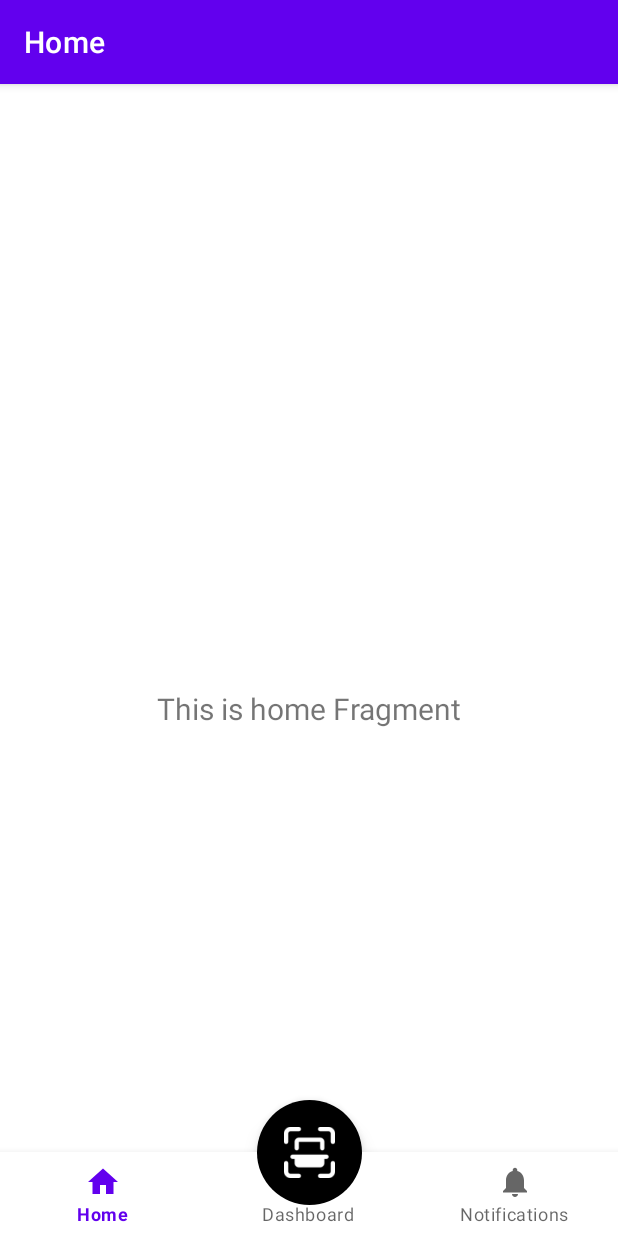
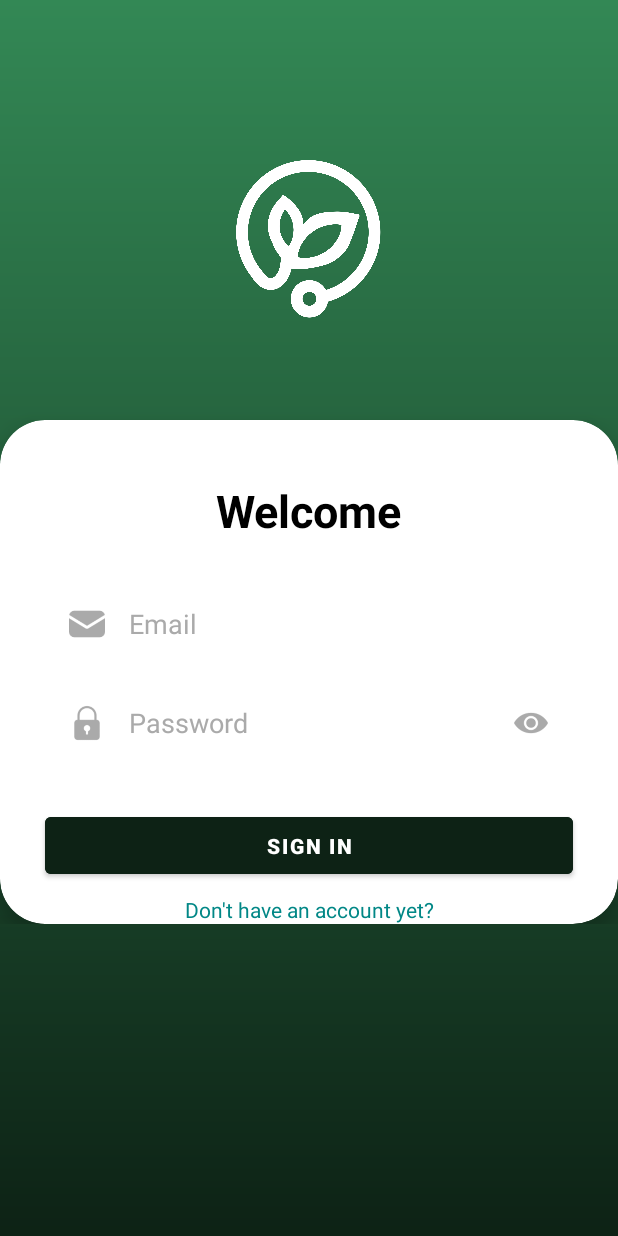
Before and after one commit to LokaFresh-Inventory/InventoryApp, an Android app: the screen it shows after launch (MainActivity before the commit, LoginActivity after it), on a phone screen of 412 x 824 dp. Run offline under Robolectric (Android 15) with nearby library versions, the phone set to English and light mode, and no system bars.

Commit message:
feat(auth): add login and register

```diff
--- a/app/build.gradle.kts
+++ b/app/build.gradle.kts
@@ -48,6 +48,7 @@ dependencies {
     implementation(libs.androidx.lifecycle.viewmodel.ktx)
     implementation(libs.androidx.navigation.fragment.ktx)
     implementation(libs.androidx.navigation.ui.ktx)
+    implementation(libs.androidx.activity)
     testImplementation(libs.junit)
     androidTestImplementation(libs.androidx.junit)
     androidTestImplementation(libs.androidx.espresso.core)
--- a/app/src/main/AndroidManifest.xml
+++ b/app/src/main/AndroidManifest.xml
@@ -13,7 +13,13 @@
         android:theme="@style/Theme.LokaFreshInventory"
         tools:targetApi="31">
         <activity
+            android:name=".ui.register.RegisterActivity"
+            android:exported="false" />
+        <activity
             android:name=".MainActivity"
+            android:exported="false" />
+        <activity
+            android:name=".ui.login.LoginActivity"
             android:exported="true"
             android:label="@string/app_name">
             <intent-filter>
--- /dev/null
+++ b/app/src/main/java/com/lokatani/lokafreshinventory/ui/login/LoginActivity.kt
@@ -0,0 +1,32 @@
+package com.lokatani.lokafreshinventory.ui.login
+
+import android.os.Bundle
+import android.text.InputType
+import androidx.appcompat.app.AppCompatActivity
+import com.lokatani.lokafreshinventory.R
+import com.lokatani.lokafreshinventory.databinding.ActivityLoginBinding
+
+class LoginActivity : AppCompatActivity() {
+    private lateinit var binding: ActivityLoginBinding
+    private var isPasswordVisible = false
+
+    override fun onCreate(savedInstanceState: Bundle?) {
+        super.onCreate(savedInstanceState)
+        binding = ActivityLoginBinding.inflate(layoutInflater)
+        setContentView(binding.root)
+
+        binding.showPasswordButton.setOnClickListener {
+            isPasswordVisible = !isPasswordVisible
+            if (isPasswordVisible) {
+                binding.etPassword.inputType =
+                    InputType.TYPE_CLASS_TEXT or InputType.TYPE_TEXT_VARIATION_VISIBLE_PASSWORD
+                binding.showPasswordButton.setImageResource(R.drawable.eye)
+            } else {
+                binding.etPassword.inputType =
+                    InputType.TYPE_CLASS_TEXT or InputType.TYPE_TEXT_VARIATION_PASSWORD
+                binding.showPasswordButton.setImageResource(R.drawable.eye_hidden)
+            }
+            binding.etPassword.setSelection(binding.etPassword.text.length)
+        }
+    }
+}
--- /dev/null
+++ b/app/src/main/res/drawable/background_color.xml
@@ -0,0 +1,7 @@
+<?xml version="1.0" encoding="utf-8"?>
+<shape xmlns:android="http://schemas.android.com/apk/res/android">
+    <gradient
+        android:startColor="@color/hijau1"
+        android:endColor="@color/hijau2"
+        android:angle="270" />
+</shape>
--- a/app/src/main/res/drawable/rounded_button_background.xml
+++ b/app/src/main/res/drawable/rounded_button_background.xml
@@ -1,7 +1,5 @@
 <shape xmlns:android="http://schemas.android.com/apk/res/android">
-    <!-- Warna latar belakang -->
     <solid android:color="@color/white" />
 
-    <!-- Sudut melingkar -->
-    <corners android:radius="56dp" />
+    <corners android:topLeftRadius="30dp" android:topRightRadius="30dp"/>
 </shape>
--- /dev/null
+++ b/app/src/main/res/layout/activity_login.xml
@@ -0,0 +1,193 @@
+<androidx.constraintlayout.widget.ConstraintLayout
+    xmlns:android="http://schemas.android.com/apk/res/android"
+    xmlns:app="http://schemas.android.com/apk/res-auto"
+    xmlns:tools="http://schemas.android.com/tools"
+    android:layout_width="match_parent"
+    android:layout_height="match_parent"
+    android:background="@drawable/background_color"
+    tools:context=".ui.login.LoginActivity">
+
+    <ScrollView
+        android:layout_width="match_parent"
+        android:layout_height="match_parent"
+        android:fillViewport="true"
+        android:paddingBottom="24dp">
+
+        <LinearLayout
+            android:layout_width="match_parent"
+            android:layout_height="wrap_content"
+            android:orientation="vertical"
+            android:paddingBottom="24dp">
+
+            <androidx.constraintlayout.widget.ConstraintLayout
+                android:layout_width="match_parent"
+                android:layout_height="wrap_content">
+
+                <!-- Logo -->
+                <ImageView
+                    android:id="@+id/logoImage"
+                    android:layout_width="120dp"
+                    android:layout_height="120dp"
+                    android:src="@drawable/logo_white"
+                    app:layout_constraintTop_toTopOf="parent"
+                    app:layout_constraintStart_toStartOf="parent"
+                    app:layout_constraintEnd_toEndOf="parent"
+                    android:layout_marginTop="100dp" />
+
+                <androidx.cardview.widget.CardView
+                    android:id="@+id/card_login"
+                    android:layout_width="match_parent"
+                    android:layout_height="match_parent"
+                    android:layout_marginTop="60dp"
+                    android:padding="16dp"
+                    app:cardBackgroundColor="@android:color/white"
+                    app:cardCornerRadius="30dp"
+                    app:cardElevation="8dp"
+                    app:layout_constraintVertical_bias="0.0"
+                    app:layout_constraintEnd_toEndOf="parent"
+                    app:layout_constraintStart_toStartOf="parent"
+                    app:layout_constraintBottom_toBottomOf="parent"
+                    app:layout_constraintTop_toBottomOf="@id/logoImage">
+
+                    <androidx.constraintlayout.widget.ConstraintLayout
+                        android:layout_width="match_parent"
+                        android:layout_height="match_parent">
+
+                        <!-- Title -->
+                        <TextView
+                            android:id="@+id/tvWelcome"
+                            android:layout_width="wrap_content"
+                            android:layout_height="wrap_content"
+                            android:text="Welcome"
+                            android:textColor="@android:color/black"
+                            android:textSize="30sp"
+                            android:textStyle="bold"
+                            android:paddingTop="40dp"
+                            app:layout_constraintEnd_toEndOf="parent"
+                            app:layout_constraintStart_toStartOf="parent"
+                            app:layout_constraintTop_toTopOf="parent" />
+
+                        <!-- Container Email -->
+                        <androidx.constraintlayout.widget.ConstraintLayout
+                            android:id="@+id/emailContainer"
+                            android:layout_width="0dp"
+                            android:layout_height="50dp"
+                            android:background="@android:color/white"
+                            android:layout_marginHorizontal="30dp"
+                            android:layout_marginTop="30dp"
+                            app:layout_constraintEnd_toEndOf="parent"
+                            app:layout_constraintStart_toStartOf="parent"
+                            app:layout_constraintTop_toBottomOf="@id/tvWelcome">
+
+                            <ImageView
+                                android:id="@+id/emailIcon"
+                                android:layout_width="24dp"
+                                android:layout_height="24dp"
+                                android:src="@drawable/email"
+                                android:layout_marginStart="16dp"
+                                app:layout_constraintStart_toStartOf="parent"
+                                app:layout_constraintTop_toTopOf="parent"
+                                app:layout_constraintBottom_toBottomOf="parent"
+                                app:tint="@android:color/darker_gray" />
+
+                            <EditText
+                                android:id="@+id/etEmail"
+                                android:layout_width="0dp"
+                                android:layout_height="50dp"
+                                android:background="@android:color/transparent"
+                                android:hint="@string/email"
+                                android:textColorHint="@android:color/darker_gray"
+                                android:textColor="@android:color/black"
+                                android:inputType="textEmailAddress"
+                                android:paddingStart="16dp"
+                                android:paddingEnd="16dp"
+                                app:layout_constraintStart_toEndOf="@id/emailIcon"
+                                app:layout_constraintEnd_toEndOf="parent"
+                                app:layout_constraintTop_toTopOf="parent"
+                                app:layout_constraintBottom_toBottomOf="parent" />
+                        </androidx.constraintlayout.widget.ConstraintLayout>
+
+                        <!-- Container Password -->
+                        <androidx.constraintlayout.widget.ConstraintLayout
+                            android:id="@+id/passwordContainer"
+                            android:layout_width="0dp"
+                            android:layout_height="50dp"
+                            android:background="@android:color/white"
+                            android:layout_marginHorizontal="30dp"
+                            android:layout_marginTop="16dp"
+                            app:layout_constraintEnd_toEndOf="parent"
+                            app:layout_constraintStart_toStartOf="parent"
+                            app:layout_constraintTop_toBottomOf="@id/emailContainer">
+
+                            <ImageView
+                                android:id="@+id/passwordIcon"
+                                android:layout_width="24dp"
+                                android:layout_height="24dp"
+                                android:src="@drawable/password"
+                                android:layout_marginStart="16dp"
+                                app:layout_constraintStart_toStartOf="parent"
+                                app:layout_constraintTop_toTopOf="parent"
+                                app:layout_constraintBottom_toBottomOf="parent"
+                                app:tint="@android:color/darker_gray" />
+
+                            <EditText
+                                android:id="@+id/etPassword"
+                                android:layout_width="0dp"
+                                android:layout_height="50dp"
+                                android:background="@android:color/transparent"
+                                android:hint="@string/password"
+                                android:textColorHint="@android:color/darker_gray"
+                                android:inputType="textPassword"
+                                android:paddingStart="16dp"
+                                android:paddingEnd="16dp"
+                                android:textColor="@color/hijau2"
+                                app:layout_constraintStart_toEndOf="@id/passwordIcon"
+                                app:layout_constraintEnd_toEndOf="parent"
+                                app:layout_constraintTop_toTopOf="parent"
+                                app:layout_constraintBottom_toBottomOf="parent" />
+                            <ImageView
+                                android:id="@+id/showPasswordButton"
+                                android:layout_width="24dp"
+                                android:layout_height="24dp"
+                                android:src="@drawable/eye"
+                                app:layout_constraintEnd_toEndOf="parent"
+                                app:layout_constraintTop_toTopOf="parent"
+                                app:layout_constraintBottom_toBottomOf="parent"
+                                android:layout_marginEnd="16dp"
+                                app:tint="@android:color/darker_gray" />
+                        </androidx.constraintlayout.widget.ConstraintLayout>
+
+                        <!-- Button Login -->
+                        <Button
+                            android:id="@+id/btnLogin"
+                            android:layout_width="0dp"
+                            android:layout_height="50dp"
+                            android:layout_marginTop="32dp"
+                            android:backgroundTint="@color/hijau2"
+                            android:text="Sign In"
+                            android:textColor="@android:color/white"
+                            android:textStyle="bold"
+                            android:layout_marginHorizontal="30dp"
+                            app:layout_constraintEnd_toEndOf="parent"
+                            app:layout_constraintStart_toStartOf="parent"
+                            app:layout_constraintTop_toBottomOf="@id/passwordContainer" />
+
+                        <!-- Register -->
+                        <TextView
+                            android:id="@+id/btnRegister"
+                            android:layout_width="wrap_content"
+                            android:layout_height="wrap_content"
+                            android:layout_marginTop="8dp"
+                            android:text="Don't have an account yet?"
+                            android:textColor="@color/teal_700"
+                            android:textSize="14sp"
+                            app:layout_constraintEnd_toEndOf="parent"
+                            app:layout_constraintStart_toStartOf="parent"
+                            app:layout_constraintTop_toBottomOf="@id/btnLogin" />
+
+                    </androidx.constraintlayout.widget.ConstraintLayout>
+                </androidx.cardview.widget.CardView>
+            </androidx.constraintlayout.widget.ConstraintLayout>
+        </LinearLayout>
+    </ScrollView>
+</androidx.constraintlayout.widget.ConstraintLayout>
--- a/app/src/main/res/layout/activity_main.xml
+++ b/app/src/main/res/layout/activity_main.xml
@@ -3,8 +3,7 @@
     xmlns:app="http://schemas.android.com/apk/res-auto"
     android:id="@+id/container"
     android:layout_width="match_parent"
-    android:layout_height="match_parent"
-    android:paddingTop="?attr/actionBarSize">
+    android:layout_height="match_parent">
 
     <com.google.android.material.bottomnavigation.BottomNavigationView
         android:id="@+id/nav_view"
--- a/app/src/main/res/values/colors.xml
+++ b/app/src/main/res/values/colors.xml
@@ -7,4 +7,6 @@
     <color name="teal_700">#FF018786</color>
     <color name="black">#FF000000</color>
     <color name="white">#FFFFFFFF</color>
+    <color name="hijau1">#338855</color>
+    <color name="hijau2">#0D2215</color>
 </resources>
--- a/app/src/main/res/values/strings.xml
+++ b/app/src/main/res/values/strings.xml
@@ -3,4 +3,9 @@
     <string name="title_home">Home</string>
     <string name="title_dashboard">Dashboard</string>
     <string name="title_notifications">Notifications</string>
+    <string name="login">Login</string>
+    <string name="name">Name</string>
+    <string name="email">Email</string>
+    <string name="password">Password</string>
+    <string name="sign_up">Don’t have account yet?</string>
 </resources>
--- a/app/src/main/res/values/themes.xml
+++ b/app/src/main/res/values/themes.xml
@@ -1,6 +1,6 @@
 <resources xmlns:tools="http://schemas.android.com/tools">
     <!-- Base application theme. -->
-    <style name="Theme.LokaFreshInventory" parent="Theme.MaterialComponents.DayNight.DarkActionBar">
+    <style name="Theme.LokaFreshInventory" parent="Theme.MaterialComponents.DayNight.NoActionBar">
         <!-- Primary brand color. -->
         <item name="colorPrimary">@color/purple_500</item>
         <item name="colorPrimaryVariant">@color/purple_700</item>
--- a/gradle/libs.versions.toml
+++ b/gradle/libs.versions.toml
@@ -12,6 +12,7 @@ lifecycleLivedataKtx = "2.8.7"
 lifecycleViewmodelKtx = "2.8.7"
 navigationFragmentKtx = "2.8.9"
 navigationUiKtx = "2.8.9"
+activity = "1.8.0"
 
 [libraries]
 androidx-core-ktx = { group = "androidx.core", name = "core-ktx", version.ref = "coreKtx" }
@@ -25,6 +26,7 @@ androidx-lifecycle-livedata-ktx = { group = "androidx.lifecycle", name = "lifecy
 androidx-lifecycle-viewmodel-ktx = { group = "androidx.lifecycle", name = "lifecycle-viewmodel-ktx", version.ref = "lifecycleViewmodelKtx" }
 androidx-navigation-fragment-ktx = { group = "androidx.navigation", name = "navigation-fragment-ktx", version.ref = "navigationFragmentKtx" }
 androidx-navigation-ui-ktx = { group = "androidx.navigation", name = "navigation-ui-ktx", version.ref = "navigationUiKtx" }
+androidx-activity = { group = "androidx.activity", name = "activity", version.ref = "activity" }
 
 [plugins]
 android-application = { id = "com.android.application", version.ref = "agp" }
```
Also changed, not shown: app/src/main/java/com/lokatani/lokafreshinventory/ui/register/RegisterActivity.kt (added, +19 -0 lines), app/src/main/res/layout/activity_register.xml (added, +232 -0 lines), app/src/main/res/drawable/analytics.png (added), app/src/main/res/drawable/email.png (added), app/src/main/res/drawable/eye.png (added), app/src/main/res/drawable/eye_hidden.png (added), app/src/main/res/drawable/logo_white.png (added), app/src/main/res/drawable/password.png (added), app/src/main/res/drawable/user_register.png (added).
